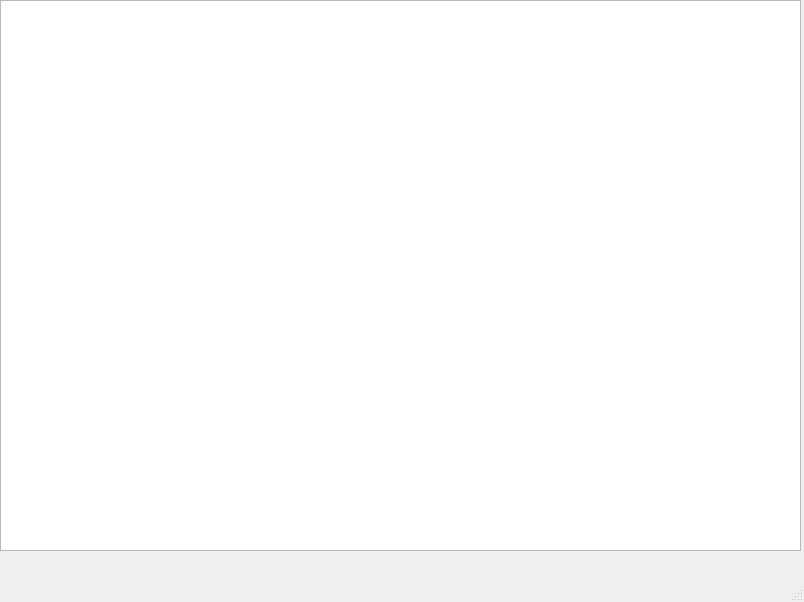
Before: the Qt Designer form mainwindow.ui in yunnsbz/File-Manager, drawn with Qt 5.
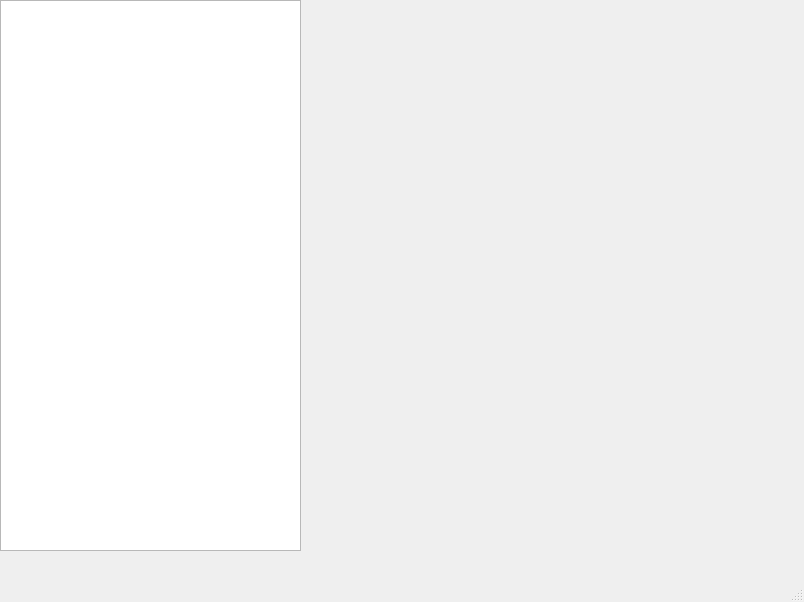
After: the same form once the commit is applied.

Commit message: hid treeView collumns and header

Patch:
```diff
--- a/mainwindow.ui
+++ b/mainwindow.ui
@@ -20,18 +20,15 @@
    <string>MainWindow</string>
   </property>
   <widget class="QWidget" name="centralwidget">
-   <widget class="QWidget" name="horizontalLayoutWidget">
+   <widget class="QTreeView" name="FileTreeView">
     <property name="geometry">
      <rect>
       <x>0</x>
       <y>0</y>
-      <width>801</width>
+      <width>301</width>
       <height>551</height>
      </rect>
     </property>
-    <layout class="QHBoxLayout" name="horizontalLayout">
-     <item>
-      <widget class="QTreeView" name="FileTreeView">
        <property name="rootIsDecorated">
         <bool>true</bool>
        </property>
@@ -39,11 +36,8 @@
         <bool>true</bool>
        </property>
        <attribute name="headerVisible">
-        <bool>true</bool>
-       </attribute>
-      </widget>
-     </item>
-    </layout>
+     <bool>false</bool>
+    </attribute>
    </widget>
   </widget>
   <widget class="QMenuBar" name="menubar">
```
Lines whose indentation alone changed are shown as unchanged. The commit also changes 1 other file.
